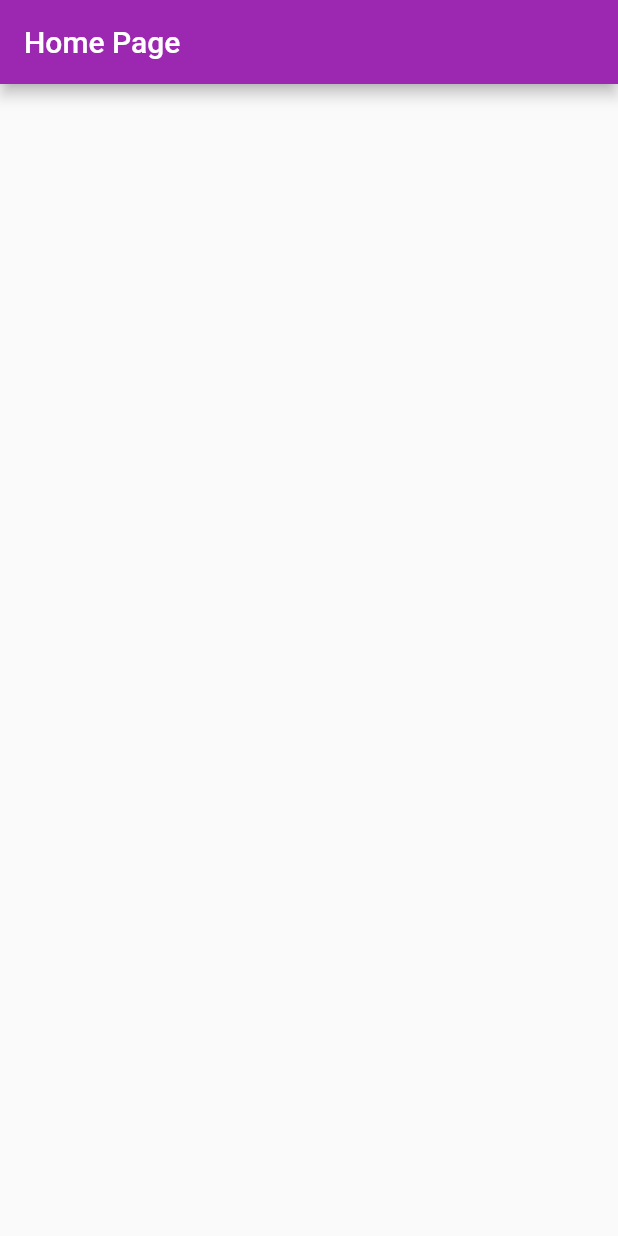
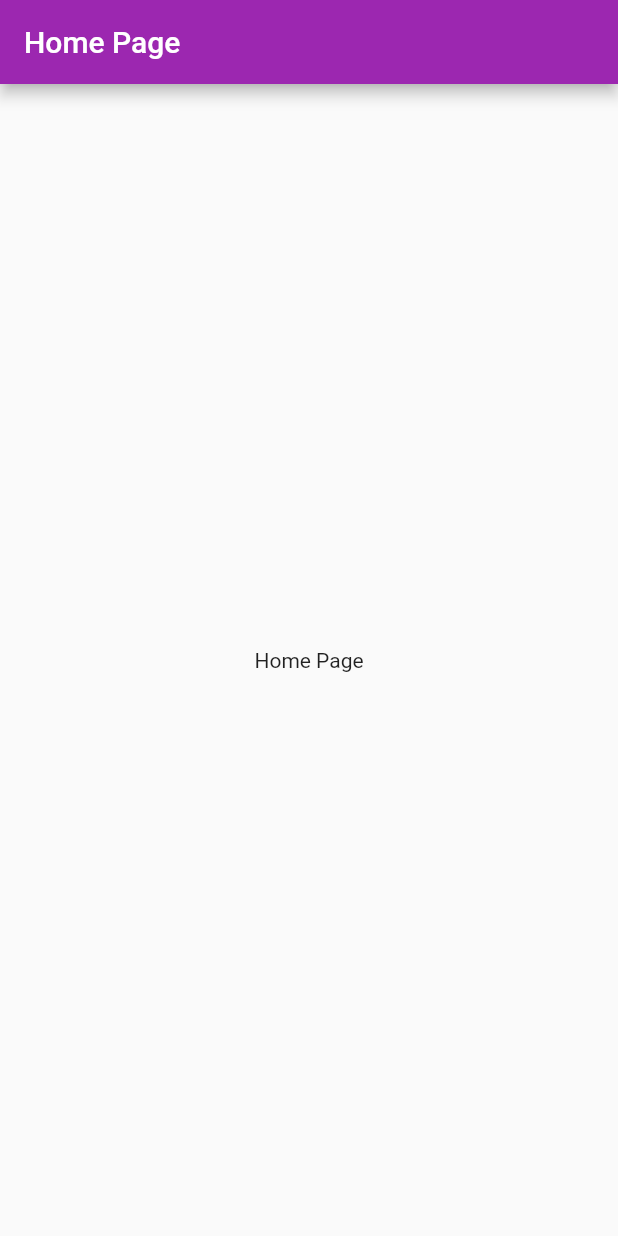
Before and after one commit to Ayush13Bhatia/shop_app, a Flutter app: the screen it shows after launch, on a phone screen of 412 x 824 dp. Run offline on Flutter 3.47's test engine with Material 2 defaults, Android fonts, the phone set to English and light mode, and no system bars.

Commit message:
Fourth Commit

```diff
--- a/lib/Home_page.dart
+++ b/lib/Home_page.dart
@@ -9,6 +9,9 @@ class Homepage extends StatelessWidget {
       appBar: AppBar(
         title: Text("Home Page"),
       ),
+      body: Center(
+        child: Text("Home Page"),
+      ),
     );
   }
 }
```
